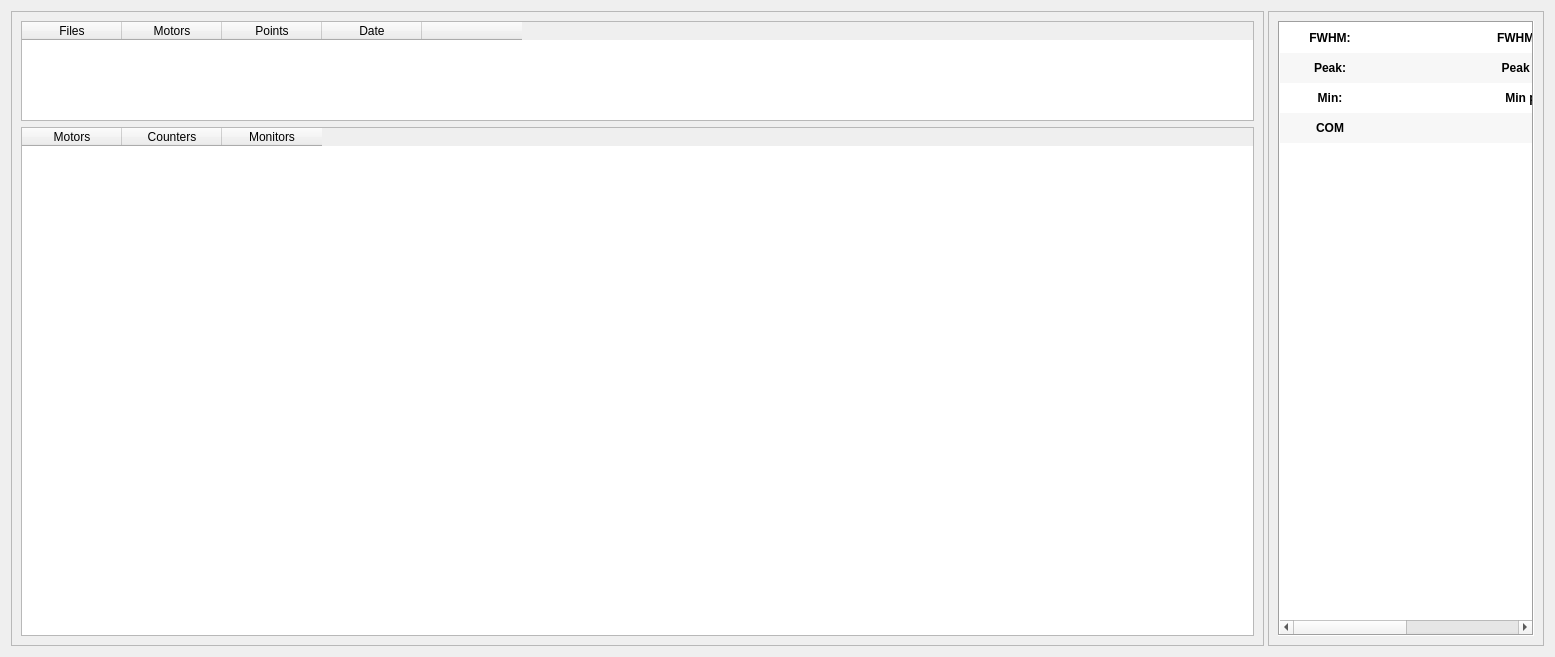
Old version of the form bin/plot_hdf5.ui in the repository HugoValim/hdf5_view.
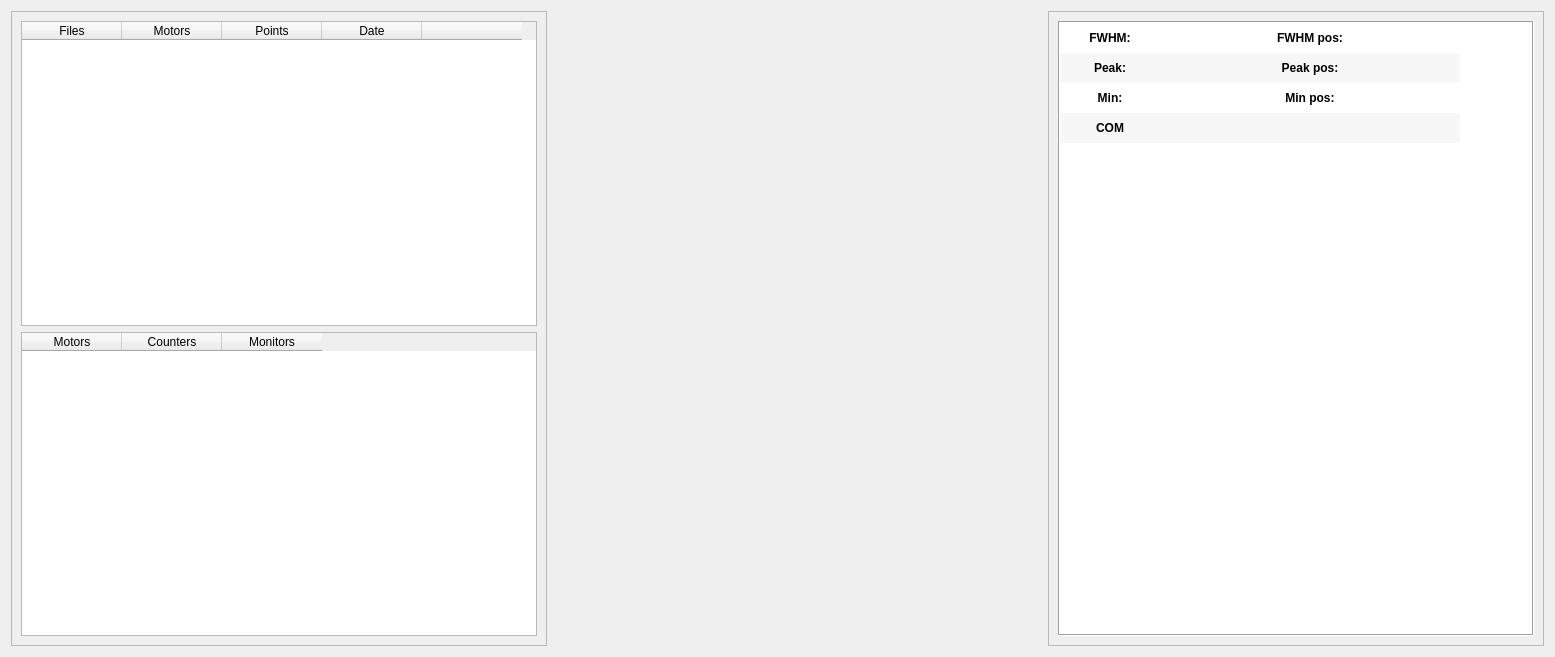
New version of the form. Custom widgets are drawn as their Qt base class.

Commit message: Changed several things in the layout. A main window was added and  dark style option

The edit to the form file:
```diff
--- a/bin/plot_hdf5.ui
+++ b/bin/plot_hdf5.ui
@@ -63,7 +63,7 @@
           <item>
            <widget class="QTableWidget" name="tableWidget">
             <property name="sizePolicy">
-             <sizepolicy hsizetype="Expanding" vsizetype="Fixed">
+             <sizepolicy hsizetype="Preferred" vsizetype="Preferred">
               <horstretch>0</horstretch>
               <verstretch>0</verstretch>
              </sizepolicy>
@@ -133,6 +133,12 @@
           </item>
           <item>
            <widget class="QTableWidget" name="tableWidget_plot">
+            <property name="sizePolicy">
+             <sizepolicy hsizetype="Preferred" vsizetype="Preferred">
+              <horstretch>0</horstretch>
+              <verstretch>0</verstretch>
+             </sizepolicy>
+            </property>
             <property name="minimumSize">
              <size>
               <width>0</width>
```
The commit also changes 3 other files.
